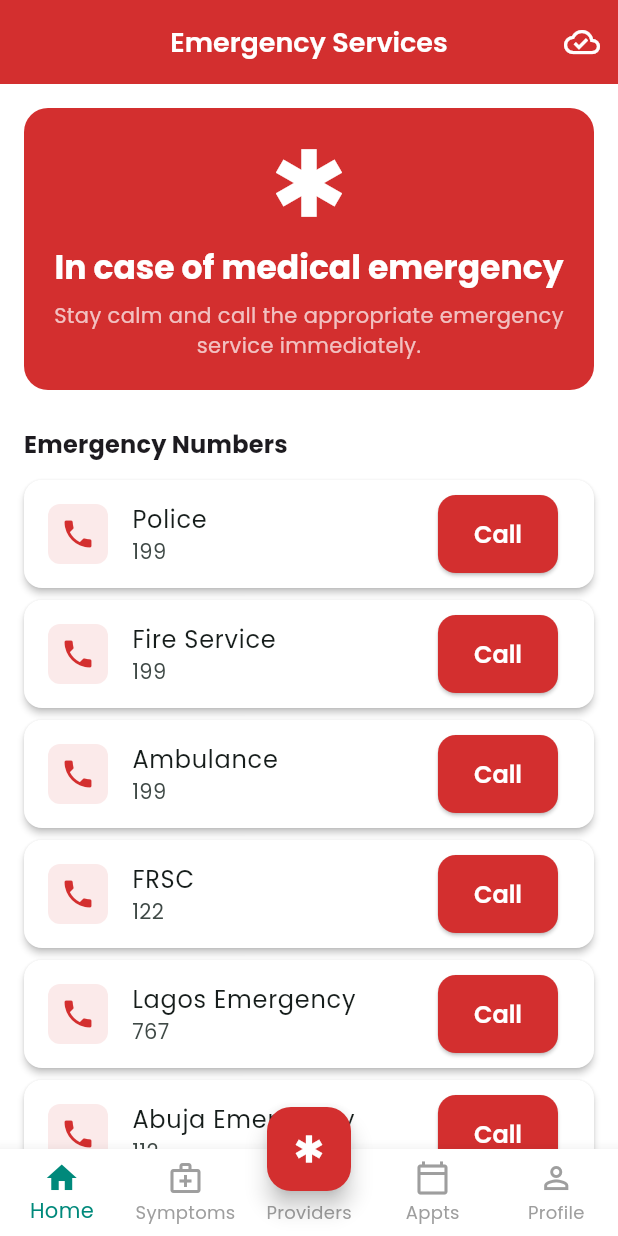
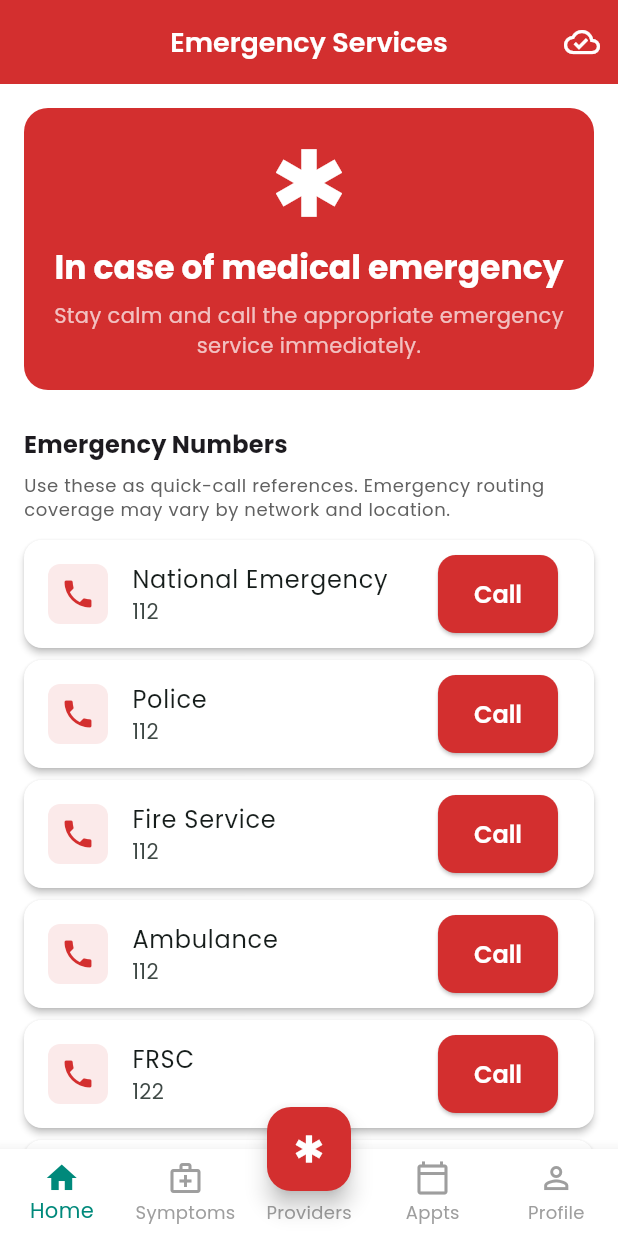
Before and after one commit to temitayocharles/healthcare_naija, a Flutter app: the EmergencyScreen screen opened by its route, on a phone screen of 412 x 824 dp. Run offline on Flutter 3.47's test engine with Material 3 defaults, Android fonts, the light colour scheme and no system bars; our stand-ins replace cloud_firestore, connectivity_plus, file_picker, firebase_auth, firebase_core, firebase_messaging and 8 more; accounts and stored records are empty.

Commit message:
fix(data): remove state filter cap and broaden emergency coverage metadata

```diff
--- a/lib/core/constants/app_constants.dart
+++ b/lib/core/constants/app_constants.dart
@@ -77,13 +77,51 @@ class AppConstants {
   ];
 
   // Emergency Numbers (Nigeria)
+  // Note: state-level numbers vary and may change; use as quick-call fallback.
   static const Map<String, String> emergencyNumbers = {
-    'Police': '199',
-    'Fire Service': '199',
-    'Ambulance': '199',
+    'National Emergency': '112',
+    'Police': '112',
+    'Fire Service': '112',
+    'Ambulance': '112',
     'FRSC': '122',
-    'Lagos Emergency': '767',
-    'Abuja Emergency': '112',
+    'NEMA': '112',
+    'Abia Emergency': '112',
+    'Adamawa Emergency': '112',
+    'Akwa Ibom Emergency': '112',
+    'Anambra Emergency': '112',
+    'Bauchi Emergency': '112',
+    'Bayelsa Emergency': '112',
+    'Benue Emergency': '112',
+    'Borno Emergency': '112',
+    'Cross River Emergency': '112',
+    'Delta Emergency': '112',
+    'Ebonyi Emergency': '112',
+    'Edo Emergency': '112',
+    'Ekiti Emergency': '112',
+    'Enugu Emergency': '112',
+    'Gombe Emergency': '112',
+    'Imo Emergency': '112',
+    'Jigawa Emergency': '112',
+    'Kaduna Emergency': '112',
+    'Kano Emergency': '112',
+    'Katsina Emergency': '112',
+    'Kebbi Emergency': '112',
+    'Kogi Emergency': '112',
+    'Kwara Emergency': '112',
+    'Lagos Emergency': '112',
+    'Nasarawa Emergency': '112',
+    'Niger Emergency': '112',
+    'Ogun Emergency': '112',
+    'Ondo Emergency': '112',
+    'Osun Emergency': '112',
+    'Oyo Emergency': '112',
+    'Plateau Emergency': '112',
+    'Rivers Emergency': '112',
+    'Sokoto Emergency': '112',
+    'Taraba Emergency': '112',
+    'Yobe Emergency': '112',
+    'Zamfara Emergency': '112',
+    'FCT Emergency': '112',
   };
 
   // Cache Keys
--- a/lib/core/utils/nigeria_utils.dart
+++ b/lib/core/utils/nigeria_utils.dart
@@ -2,7 +2,7 @@ class NigeriaUtils {
   // Nigerian states with major cities
   static const Map<String, List<String>> statesAndLGAs = {
     'Lagos': ['Alimosho', 'Ajeromi-Ifelodun', 'Kosofe', 'Mushin', 'Oshodi-Isolo', 'Ikeja', 'Surulere', 'Apapa', 'Lagos Island', 'Lagos Mainland', 'Eti-Osa', 'Ojo', 'Badagry', 'Ikorodu', 'Epe', 'Ibeju-Lekki'],
-    'Abuja': ['Abaji', 'Abuja Municipal', 'Gwagwalada', 'Kuje', 'Kwali', 'Bwari'],
+    'FCT': ['Abaji', 'Abuja Municipal', 'Gwagwalada', 'Kuje', 'Kwali', 'Bwari'],
     'Oyo': ['Ibadan North', 'Ibadan North-East', 'Ibadan South-West', 'Ibadan South-East', 'Oyo', 'Ogbomoso North', 'Ogbomoso South', 'Saki East', 'Saki West', 'Iseyin', 'Kishi'],
     'Rivers': ['Port Harcourt', 'Obio-Akpor', 'Okrika', 'Ogu-Bolo', 'Eleme', 'Tai', 'Gokana', 'Khana', 'Oyigbo', 'Afam', 'Etche', 'Omuma'],
     'Delta': ['Warri', 'Uvwie', 'Udu', 'Okpe', 'Sapele', 'Ethiope West', 'Ethiope East', 'Ika North-East', 'Ika South-West', 'Ndokwa West', 'Ndokwa East', 'Aniocha South', 'Aniocha North', 'Oshimili North', 'Oshimili South'],
@@ -20,7 +20,10 @@ class NigeriaUtils {
 
   // Get LGAs for a state
   static List<String> getLGAs(String state) {
-    return statesAndLGAs[state] ?? [];
+    if (statesAndLGAs.containsKey(state)) {
+      return statesAndLGAs[state]!;
+    }
+    return ['All LGAs'];
   }
 
   // Format phone number (Nigerian format)
@@ -64,15 +67,14 @@ class NigeriaUtils {
     }
   }
 
-  // Emergency numbers
+  // Emergency numbers (fallback quick dial references)
   static const Map<String, String> emergencyNumbers = {
-    'National Emergency': '199',
-    'Police': '199',
-    'Fire Service': '199',
-    'Ambulance': '199',
+    'National Emergency': '112',
+    'Police': '112',
+    'Fire Service': '112',
+    'Ambulance': '112',
     'FRSC': '122',
-    'Lagos Emergency': '767',
-    'Abuja Emergency': '112',
+    'NEMA': '112',
   };
 
   // Common symptoms in Nigerian context
--- a/lib/features/emergency/emergency_screen.dart
+++ b/lib/features/emergency/emergency_screen.dart
@@ -70,6 +70,11 @@ class EmergencyScreen extends ConsumerWidget {
               style: Theme.of(context).textTheme.titleMedium?.copyWith(
                 fontWeight: FontWeight.bold,
               ),
+            ),
+            const SizedBox(height: 8),
+            Text(
+              'Use these as quick-call references. Emergency routing coverage may vary by network and location.',
+              style: Theme.of(context).textTheme.bodySmall?.copyWith(color: Colors.grey[700]),
             ),
             const SizedBox(height: 12),
             ...AppConstants.emergencyNumbers.entries.map((entry) {
--- a/lib/features/provider_search/provider_search_screen.dart
+++ b/lib/features/provider_search/provider_search_screen.dart
@@ -132,7 +132,7 @@ class _ProviderSearchScreenState extends ConsumerState<ProviderSearchScreen> {
                       _FilterDropdown(
                         value: _selectedState,
                         hint: 'State',
-                        items: AppConstants.nigerianStates.take(10).toList(),
+                        items: AppConstants.nigerianStates,
                         onChanged: (v) => setState(() => _selectedState = v),
                       ),
                       const SizedBox(width: 8),
```
